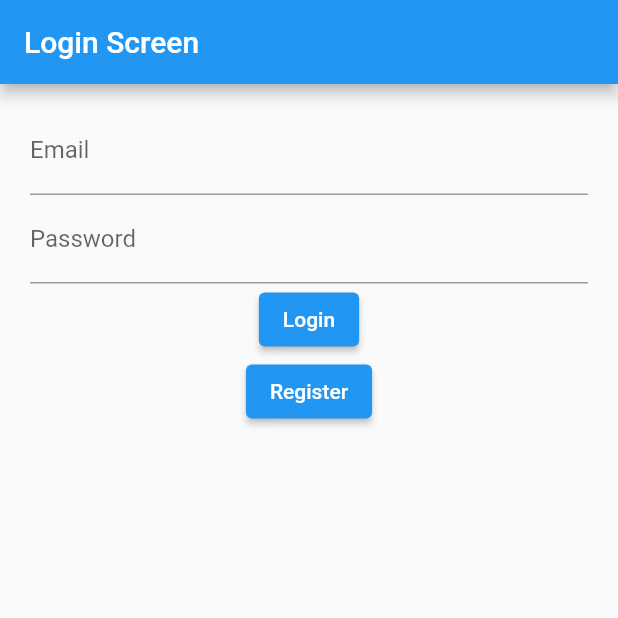
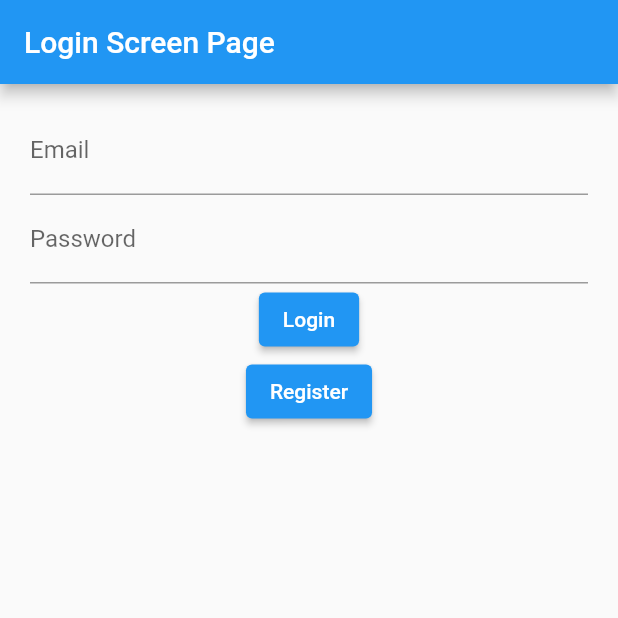
Before and after one commit to Gitzak/flutter_auth_2, a Flutter app: the screen it shows after launch, on a phone screen of 412 x 824 dp, the top half of it. Run offline on Flutter 3.47's test engine with Material 2 defaults, Android fonts, the light colour scheme and no system bars; our stand-ins replace firebase_auth, firebase_core; accounts and stored records are empty.

Commit message:
edit + screenshot

```diff
--- a/lib/main.dart
+++ b/lib/main.dart
@@ -25,9 +25,9 @@ class MyApp extends StatelessWidget {
       home: StreamBuilder(
         stream: FirebaseAuth.instance.userChanges(),
         builder: (context, snapshot) {
-          if(snapshot.hasData){
+          if (snapshot.hasData) {
             return HomeScreen();
-          }else{
+          } else {
             return LoginScreen();
           }
         },
--- a/lib/screens/login_screen.dart
+++ b/lib/screens/login_screen.dart
@@ -30,7 +30,7 @@ class _LoginScreenState extends State<LoginScreen> {
   @override
   Widget build(BuildContext context) {
     return Scaffold(
-      appBar: AppBar(title: const Text('Login Screen')),
+      appBar: AppBar(title: const Text('Login Screen Page')),
       body: Container(
         padding: const EdgeInsets.symmetric(vertical: 15, horizontal: 20),
         child: Column(
```
Also changed, not shown: lib/screens/home_screen.dart (+5 -5 lines), screenshoot.png (added).
